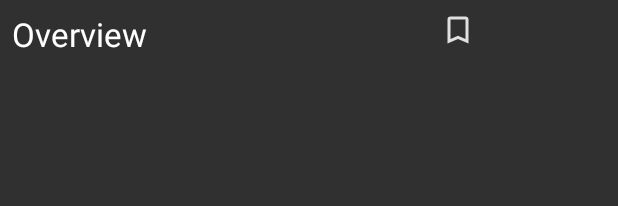
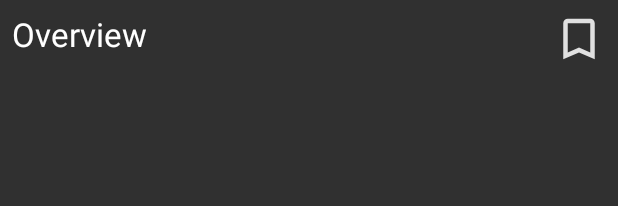
Before and after one commit to SteveQQ/MovieExplorer, an Android app: the layout activity_details.xml on its own in the app's theme, with its tools: preview values and no code run, on a phone screen of 412 x 824 dp. Shown: the top 206 px of the screen. Run offline under Robolectric (Android 15) with nearby library versions, the phone set to English and light mode, and no system bars.

```diff
--- a/app/src/main/java/com/steveq/movieexplorer/adapters/MyPagerAdapter.java
+++ b/app/src/main/java/com/steveq/movieexplorer/adapters/MyPagerAdapter.java
@@ -20,7 +20,7 @@ public class MyPagerAdapter extends FragmentPagerAdapter implements PagerSliding
     private static int NUM_FRAGMENTS = 4;
     private ArrayList<Fragment> fragmentsPoll;
     private int icons[] = {R.drawable.ic_leaf_vec, R.drawable.ic_star_vec,
-                            R.drawable.ic_filter_vec, R.drawable.ic_bookmark_filled_vec};
+                            R.drawable.ic_filter_vec, R.drawable.ic_bookmark_strip_vec};
 
     public MyPagerAdapter(FragmentManager fm) {
         super(fm);
--- a/app/src/main/java/com/steveq/movieexplorer/db/DbOperationManager.java
+++ b/app/src/main/java/com/steveq/movieexplorer/db/DbOperationManager.java
@@ -4,6 +4,7 @@ package com.steveq.movieexplorer.db;
 import android.content.Context;
 
 import com.j256.ormlite.android.apptools.OpenHelperManager;
+import com.j256.ormlite.dao.Dao;
 import com.j256.ormlite.stmt.DeleteBuilder;
 import com.j256.ormlite.stmt.QueryBuilder;
 import com.steveq.movieexplorer.model.Movie;
--- a/app/src/main/res/drawable/ic_bookmark_empty_vec.xml
+++ b/app/src/main/res/drawable/ic_bookmark_empty_vec.xml
@@ -1,7 +1,7 @@
 <?xml version="1.0" encoding="utf-8"?>
 <vector xmlns:android="http://schemas.android.com/apk/res/android"
-        android:height="24dp"
-        android:width="24dp"
+        android:height="36dp"
+        android:width="36dp"
         android:viewportWidth="24"
         android:viewportHeight="24">
 
--- a/app/src/main/res/layout/activity_details.xml
+++ b/app/src/main/res/layout/activity_details.xml
@@ -84,13 +84,21 @@
                 android:textAppearance="?android:attr/textAppearanceLarge"/>
 
             <ImageButton
-                android:id="@+id/wishImageButton"
-                android:layout_width="0dp"
+                android:id="@+id/wishNotImageButton"
+                android:layout_width="wrap_content"
                 android:layout_height="wrap_content"
-                android:layout_weight="1"
                 android:background="@android:color/transparent"
                 app:srcCompat="@drawable/ic_bookmark_empty_vec"
                 android:contentDescription="@string/add_to_wishlist"/>
+
+            <ImageButton
+                android:id="@+id/wishImageButton"
+                android:layout_width="wrap_content"
+                android:layout_height="wrap_content"
+                android:background="@android:color/transparent"
+                app:srcCompat="@drawable/ic_bookmark_filled_vec"
+                android:contentDescription="@string/remove_from_wishlist"
+                android:visibility="gone"/>
         </LinearLayout>
 
         <TextView
--- a/app/src/main/res/values/strings.xml
+++ b/app/src/main/res/values/strings.xml
@@ -11,4 +11,6 @@
     <string name="rating">Rating</string>
     <string name="overview">Overview</string>
     <string name="add_to_wishlist">add to wishlist</string>
+    <string name="unknown_genre">Unknown Genre</string>
+    <string name="remove_from_wishlist">remove_wish</string>
 </resources>
```
Also changed, not shown: app/src/main/java/com/steveq/movieexplorer/model/Movie.java (+11 -5 lines), app/src/main/java/com/steveq/movieexplorer/ui/activities/DetailsActivity.java (+26 -11 lines), app/src/main/java/com/steveq/movieexplorer/ui/activities/MainActivity.java (+21 -1 lines), app/src/main/java/com/steveq/movieexplorer/ui/fragments/BaseFragment.java (+18 -6 lines), app/src/main/java/com/steveq/movieexplorer/ui/fragments/ImagesGridAdapter.java (+13 -4 lines), app/src/main/java/com/steveq/movieexplorer/ui/fragments/WishlistFragment.java (+17 -2 lines), app/src/main/res/drawable/ic_bookmark_strip_vec.xml (renamed from app/src/main/res/drawable/ic_bookmark_filled_vec.xml).
